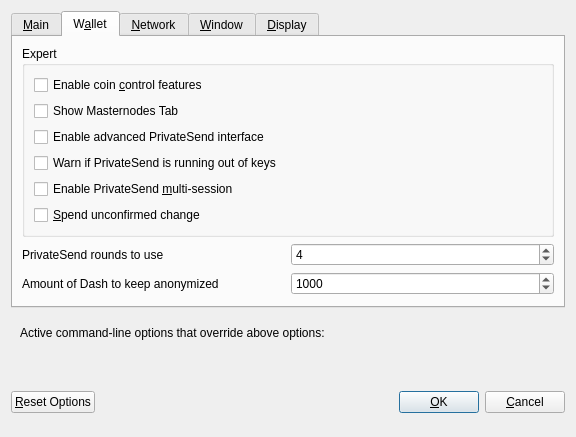
First picture: the form in src/qt/forms/optionsdialog.ui, repository qazxswqw/q, before the edit.
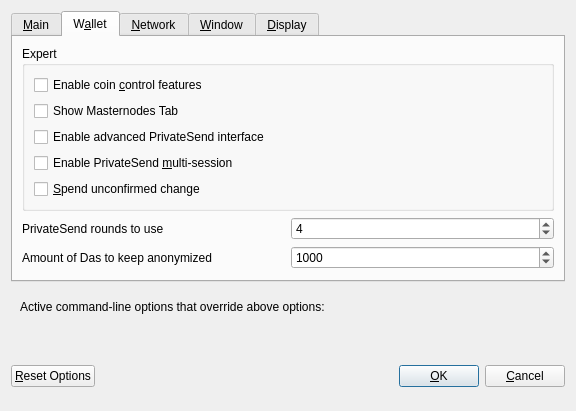
Second picture: the form after the edit. The open tabs and pages were chosen to show the change. Custom widgets are drawn as their Qt base class.

```diff
--- a/src/qt/forms/optionsdialog.ui
+++ b/src/qt/forms/optionsdialog.ui
@@ -173,16 +173,6 @@
             </property>
            </widget>
           </item>
-          <item>
-           <widget class="QCheckBox" name="lowKeysWarning">
-            <property name="toolTip">
-             <string>Show warning dialog when PrivateSend detects that wallet has very low number of keys left.</string>
-            </property>
-            <property name="text">
-             <string>Warn if PrivateSend is running out of keys</string>
-            </property>
-           </widget>
-          </item>
           <item>
            <widget class="QCheckBox" name="privateSendMultiSession">
             <property name="toolTip">
@@ -253,7 +243,7 @@
             <string notr="true"/>
            </property>
            <property name="text">
-            <string>Amount of Dash to keep anonymized</string>
+            <string>Amount of Das to keep anonymized</string>
            </property>
           </widget>
          </item>
```
Left out of the diff: 16 changed lines with no effect on the pictures.
